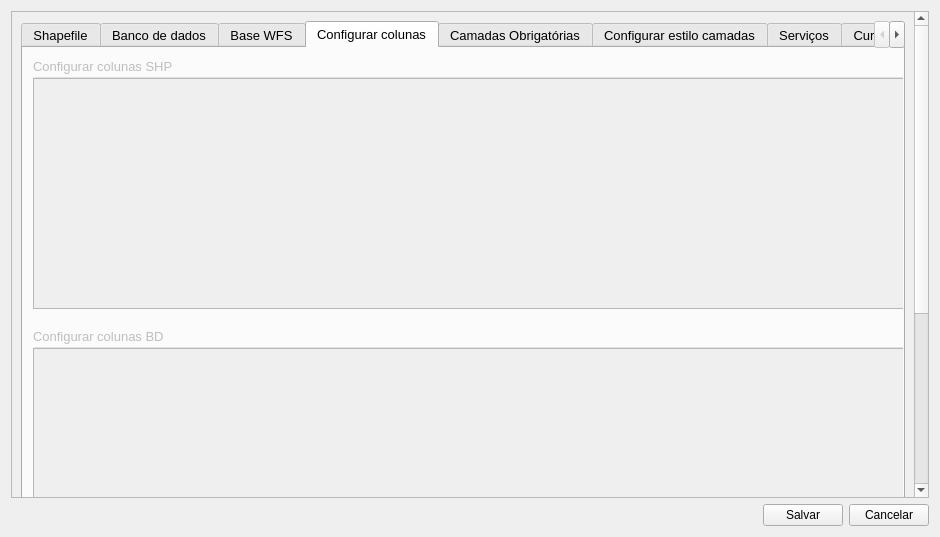
This is settings/config_window.ui in spuhub/prisma as Qt 5 draws it before an edit. The edited form follows.
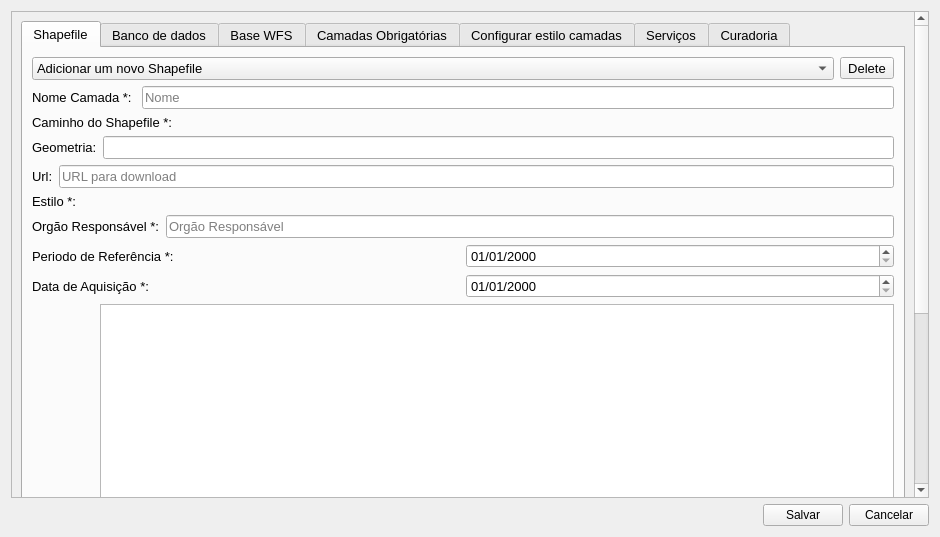
This is the edited form. The open tabs and pages were chosen to show the change. Icons and pictures are not drawn. Custom widgets are drawn as their Qt base class.

Commit message: alteração estilos camadas padrões

```diff
--- a/settings/config_window.ui
+++ b/settings/config_window.ui
@@ -93,7 +93,7 @@
              <item>
               <widget class="QLabel" name="label_15">
                <property name="text">
-                <string>Nome Camada:</string>
+                <string>Nome Camada *: </string>
                </property>
               </widget>
              </item>
@@ -111,7 +111,7 @@
              <item>
               <widget class="QLabel" name="label">
                <property name="text">
-                <string>Caminho do Shapefile:</string>
+                <string>Caminho do Shapefile *:</string>
                </property>
               </widget>
              </item>
@@ -167,7 +167,7 @@
              <item>
               <widget class="QLabel" name="label_33">
                <property name="text">
-                <string>Estilo:</string>
+                <string>Estilo *:</string>
                </property>
               </widget>
              </item>
@@ -181,7 +181,7 @@
              <item>
               <widget class="QLabel" name="label_13">
                <property name="text">
-                <string>Orgão Responsável:</string>
+                <string>Orgão Responsável *:</string>
                </property>
               </widget>
              </item>
@@ -199,7 +199,7 @@
              <item>
               <widget class="QLabel" name="label_12">
                <property name="text">
-                <string>Periodo de Referência:</string>
+                <string>Periodo de Referência *:</string>
                </property>
               </widget>
              </item>
@@ -217,7 +217,7 @@
              <item>
               <widget class="QLabel" name="label_11">
                <property name="text">
-                <string>Data de Aquisição:</string>
+                <string>Data de Aquisição *:</string>
                </property>
               </widget>
              </item>
@@ -681,197 +681,6 @@
            </item>
           </layout>
          </widget>
-         <widget class="QWidget" name="tab_config_col">
-          <property name="enabled">
-           <bool>false</bool>
-          </property>
-          <attribute name="title">
-           <string>Configurar colunas</string>
-          </attribute>
-          <widget class="QGroupBox" name="groupBox">
-           <property name="geometry">
-            <rect>
-             <x>10</x>
-             <y>10</y>
-             <width>1621</width>
-             <height>251</height>
-            </rect>
-           </property>
-           <property name="title">
-            <string>Configurar colunas SHP</string>
-           </property>
-           <widget class="QWidget" name="horizontalLayoutWidget">
-            <property name="geometry">
-             <rect>
-              <x>0</x>
-              <y>20</y>
-              <width>1621</width>
-              <height>231</height>
-             </rect>
-            </property>
-            <layout class="QHBoxLayout" name="horizontalLayout_56">
-             <item>
-              <widget class="QTableWidget" name="tbl_col_shp">
-               <property name="sizeAdjustPolicy">
-                <enum>QAbstractScrollArea::AdjustToContents</enum>
-               </property>
-               <property name="selectionMode">
-                <enum>QAbstractItemView::NoSelection</enum>
-               </property>
-               <property name="selectionBehavior">
-                <enum>QAbstractItemView::SelectRows</enum>
-               </property>
-               <property name="wordWrap">
-                <bool>false</bool>
-               </property>
-               <property name="columnCount">
-                <number>4</number>
-               </property>
-               <attribute name="horizontalHeaderVisible">
-                <bool>false</bool>
-               </attribute>
-               <attribute name="horizontalHeaderDefaultSectionSize">
-                <number>400</number>
-               </attribute>
-               <attribute name="verticalHeaderVisible">
-                <bool>false</bool>
-               </attribute>
-               <attribute name="verticalHeaderHighlightSections">
-                <bool>false</bool>
-               </attribute>
-               <attribute name="verticalHeaderStretchLastSection">
-                <bool>false</bool>
-               </attribute>
-               <column/>
-               <column/>
-               <column/>
-               <column/>
-              </widget>
-             </item>
-            </layout>
-           </widget>
-          </widget>
-          <widget class="QGroupBox" name="groupBox_2">
-           <property name="geometry">
-            <rect>
-             <x>10</x>
-             <y>280</y>
-             <width>1621</width>
-             <height>251</height>
-            </rect>
-           </property>
-           <property name="title">
-            <string>Configurar colunas BD</string>
-           </property>
-           <widget class="QWidget" name="horizontalLayoutWidget_4">
-            <property name="geometry">
-             <rect>
-              <x>0</x>
-              <y>20</y>
-              <width>1621</width>
-              <height>231</height>
-             </rect>
-            </property>
-            <layout class="QHBoxLayout" name="horizontalLayout_59">
-             <item>
-              <widget class="QTableWidget" name="tbl_col_bd">
-               <property name="selectionMode">
-                <enum>QAbstractItemView::NoSelection</enum>
-               </property>
-               <property name="selectionBehavior">
-                <enum>QAbstractItemView::SelectRows</enum>
-               </property>
-               <property name="wordWrap">
-                <bool>false</bool>
-               </property>
-               <property name="columnCount">
-                <number>4</number>
-               </property>
-               <attribute name="horizontalHeaderVisible">
-                <bool>false</bool>
-               </attribute>
-               <attribute name="horizontalHeaderDefaultSectionSize">
-                <number>400</number>
-               </attribute>
-               <attribute name="verticalHeaderVisible">
-                <bool>false</bool>
-               </attribute>
-               <attribute name="verticalHeaderHighlightSections">
-                <bool>false</bool>
-               </attribute>
-               <attribute name="verticalHeaderStretchLastSection">
-                <bool>false</bool>
-               </attribute>
-               <column/>
-               <column/>
-               <column/>
-               <column/>
-              </widget>
-             </item>
-            </layout>
-           </widget>
-          </widget>
-          <widget class="QGroupBox" name="groupBox_3">
-           <property name="geometry">
-            <rect>
-             <x>10</x>
-             <y>550</y>
-             <width>1621</width>
-             <height>251</height>
-            </rect>
-           </property>
-           <property name="title">
-            <string>Configurar colunas WFS</string>
-           </property>
-           <widget class="QWidget" name="horizontalLayoutWidget_6">
-            <property name="geometry">
-             <rect>
-              <x>0</x>
-              <y>20</y>
-              <width>1621</width>
-              <height>231</height>
-             </rect>
-            </property>
-            <layout class="QHBoxLayout" name="horizontalLayout_61">
-             <item>
-              <widget class="QTableWidget" name="tbl_col_wfs">
-               <property name="selectionMode">
-                <enum>QAbstractItemView::NoSelection</enum>
-               </property>
-               <property name="selectionBehavior">
-                <enum>QAbstractItemView::SelectRows</enum>
-               </property>
-               <property name="wordWrap">
-                <bool>false</bool>
-               </property>
-               <property name="columnCount">
-                <number>4</number>
-               </property>
-               <attribute name="horizontalHeaderVisible">
-                <bool>false</bool>
-               </attribute>
-               <attribute name="horizontalHeaderDefaultSectionSize">
-                <number>400</number>
-               </attribute>
-               <attribute name="verticalHeaderVisible">
-                <bool>false</bool>
-               </attribute>
-               <attribute name="verticalHeaderHighlightSections">
-                <bool>false</bool>
-               </attribute>
-               <attribute name="verticalHeaderStretchLastSection">
-                <bool>false</bool>
-               </attribute>
-               <column/>
-               <column/>
-               <column/>
-               <column/>
-              </widget>
-             </item>
-            </layout>
-           </widget>
-          </widget>
-         </widget>
          <widget class="QWidget" name="tab_2">
           <attribute name="title">
            <string>Camadas Obrigatórias</string>
```
Left out of the diff: 232 changed lines with no effect on the pictures. The commit also changes 14 other files.
